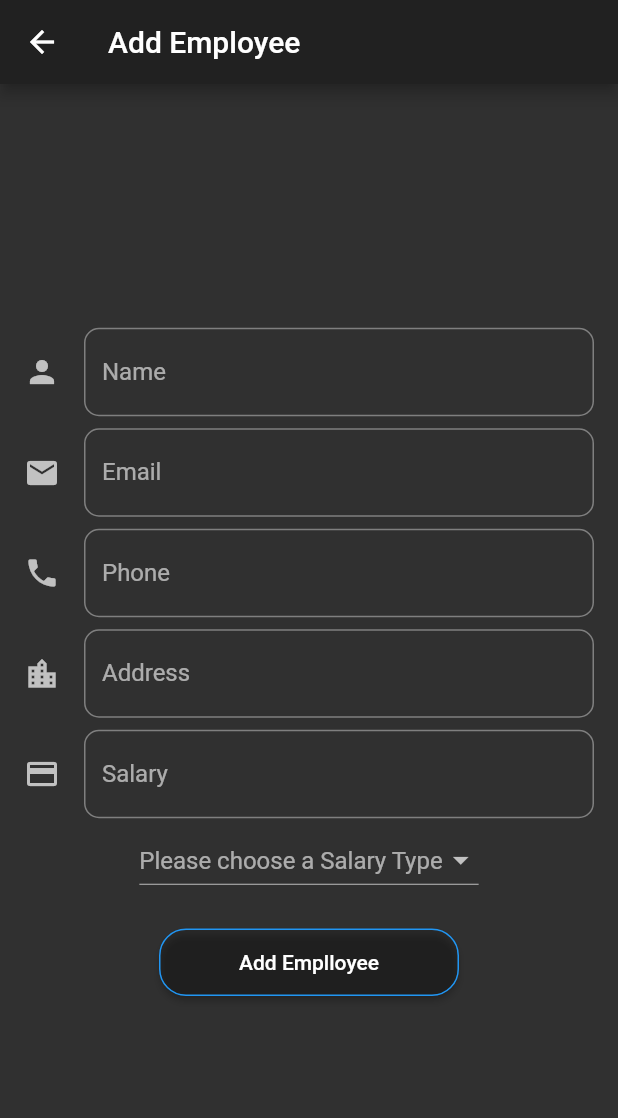
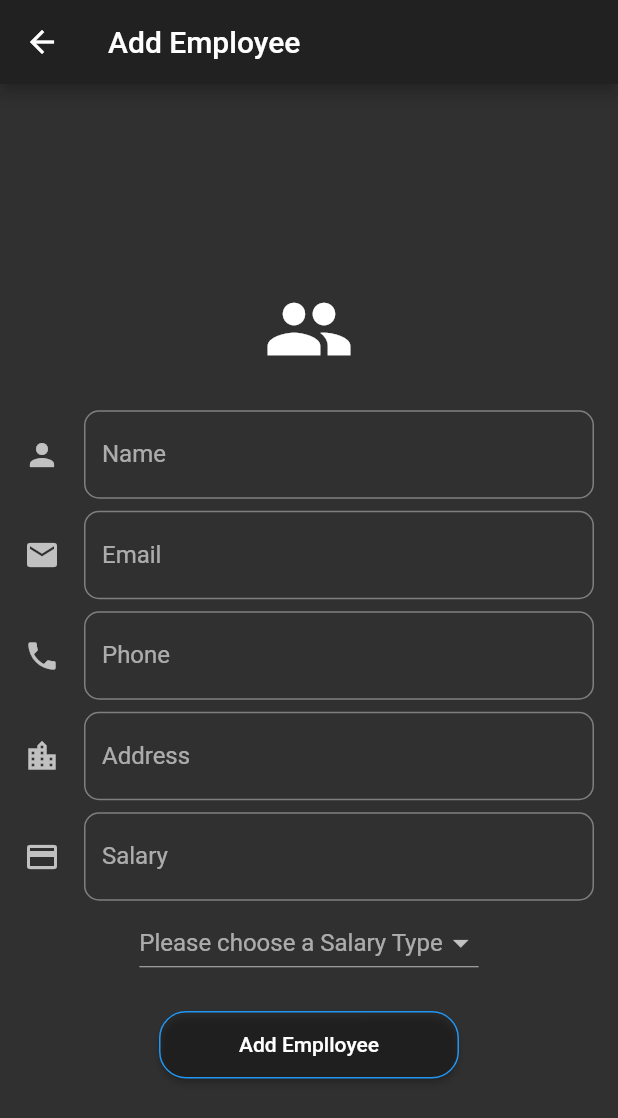
Before and after one commit to Vedant1723/flutter-payroll, a Flutter app: the AddEmployee screen opened directly, on a phone screen of 412 x 824 dp. Shown: the top 1118 px of the screen. Run offline on Flutter 3.47's test engine with Material 2 defaults, Android fonts, the phone set to English and light mode, and no system bars; our stand-ins replace shared_preferences, shimmer; accounts and stored records are empty.

Commit message:
Screens updated

```diff
--- a/lib/components/Employees/AddEmployee.dart
+++ b/lib/components/Employees/AddEmployee.dart
@@ -24,14 +24,21 @@ class _AddEmployeeState extends State<AddEmployee> {
       appBar: AppBar(
         title: Text("Add Employee"),
       ),
-      body: Center(
-        child: Expanded(
+      body: Container(
+        child: Center(
+          child: SingleChildScrollView(
+            scrollDirection: Axis.vertical,
             child: Form(
               key: _key,
               child: Column(
                 mainAxisAlignment: MainAxisAlignment.center,
                 crossAxisAlignment: CrossAxisAlignment.center,
                 children: [
+                  Padding(padding: EdgeInsets.all(25.0)),
+                  Icon(
+                    Icons.people,
+                    size: 60.0,
+                  ),
                   Padding(padding: EdgeInsets.all(10.0)),
                   ListTile(
                     title: TextFormField(
@@ -158,6 +165,7 @@ class _AddEmployeeState extends State<AddEmployee> {
             ),
           ),
         ),
+      ),
     );
   }
 }
```
Also changed, not shown: lib/components/Auth/SignupPage.dart (+5 -3 lines). Lines whose indentation alone changed are shown as unchanged.
